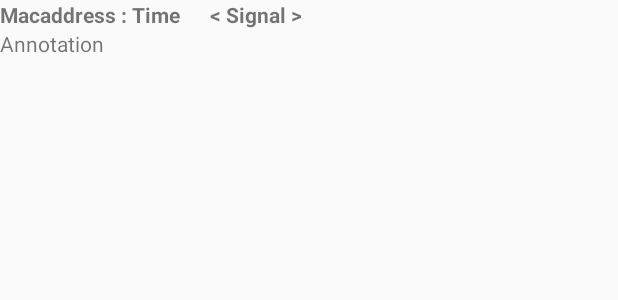
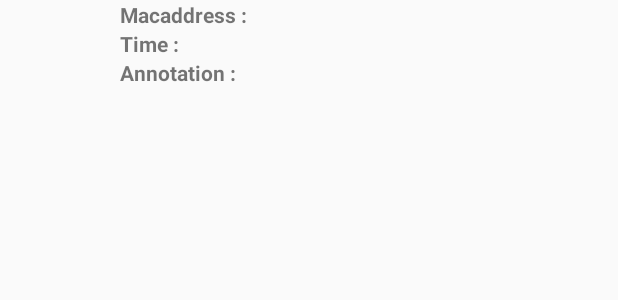
Before and after one commit to MaxliGhTz002/Rescue-Team, an Android app: the layout victim_list.xml on its own in the app's theme, with its tools: preview values and no code run, on a phone screen of 412 x 824 dp. Shown: the top 300 px of the screen. Run offline under Robolectric (Android 15) with nearby library versions, the phone set to English and light mode, and no system bars.

Commit message:
no message

```diff
--- a/app/src/main/AndroidManifest.xml
+++ b/app/src/main/AndroidManifest.xml
@@ -7,7 +7,6 @@
     <uses-permission android:name="android.permission.CHANGE_WIFI_STATE" />
     <uses-permission android:name="android.permission.ACCESS_WIFI_STATE" />
     <uses-permission android:name="android.permission.CHANGE_NETWORK_STATE" />
-    <uses-permission android:name="android.permission.ACCESS_NETWORK_STATE" />
     <uses-permission android:name="android.permission.WRITE_EXTERNAL_STORAGE" />
     <uses-permission android:name="android.permission.READ_EXTERNAL_STORAGE" />
 
--- a/app/src/main/java/lab/kultida/rescueteam/PlaceholderFragment_SendAlarmSignal.java
+++ b/app/src/main/java/lab/kultida/rescueteam/PlaceholderFragment_SendAlarmSignal.java
@@ -80,7 +80,7 @@ public class PlaceholderFragment_SendAlarmSignal extends PlaceholderFragment_Pro
         @Override
         protected void onPostExecute(String result) {
             Log.d("sending broadcast", "finished");
-            textView_Output.append("Send Alarm Signal " + result + "\n");
+            textView_Output.append(activity.time.format(activity.calendar.getTime()) + "  " + activity.date.format(activity.calendar.getTime()) + "  Send Alarm Signal " + result + "\n");
         }
     }
 }
--- a/app/src/main/java/lab/kultida/utility/TCP_Unicast_Send.java
+++ b/app/src/main/java/lab/kultida/utility/TCP_Unicast_Send.java
@@ -36,7 +36,7 @@ public class TCP_Unicast_Send extends AsyncTask<String, Void, String> {
             JSONObject data_frame = new JSONObject(arg0[0]);
             Log.d(log_Head + " - doInBackground","data_frame : " + data_frame);
             InetAddress serverIP = InetAddress.getByName(data_frame.getString("serverIP"));
-            int serverPort = Integer.parseInt(data_frame.getString("serverPort_CheckHotspotInformation"));
+            int serverPort = Integer.parseInt(data_frame.getString("serverPort"));
             String data = data_frame.getJSONObject("data").toString();
             Log.d(log_Head + " - doInBackground","serverIP : " + data_frame.getString("serverIP"));
             Log.d(log_Head + " - doInBackground","serverPort : " + serverPort);
--- a/app/src/main/res/layout/fragment_home.xml
+++ b/app/src/main/res/layout/fragment_home.xml
@@ -51,8 +51,6 @@
             android:layout_height="wrap_content"
             android:layout_alignParentLeft="true"
             android:layout_alignParentRight="true"
-            android:overScrollFooter="@android:color/holo_blue_bright"
-            android:overScrollHeader="@android:color/holo_blue_bright"
             android:layout_gravity="bottom"
             android:scrollingCache="true"
             android:stackFromBottom="true"
--- a/app/src/main/res/layout/victim_list.xml
+++ b/app/src/main/res/layout/victim_list.xml
@@ -1,21 +1,78 @@
 <?xml version="1.0" encoding="utf-8"?>
 <LinearLayout xmlns:android="http://schemas.android.com/apk/res/android"
+    android:orientation="horizontal"
+    android:layout_width="match_parent"
+    android:layout_height="wrap_content"
+    >
+
+    <TextView
+        android:layout_height="50dp"
+        android:layout_width="50dp"
+        android:id="@+id/textView_Signal"
+        android:layout_gravity="center"
+        android:layout_marginLeft="20dp"
+        android:layout_marginRight="10dp" />
+
+    <LinearLayout
     android:orientation="vertical"
     android:layout_width="match_parent"
     android:layout_height="wrap_content"
     android:id="@+id/linearLayout_Main">
 
-    <TextView
-        android:id="@+id/textView_Head"
-        android:text="Macaddress : Time      &lt; Signal >"
+    <LinearLayout
+        android:orientation="horizontal"
         android:layout_width="match_parent"
-        android:layout_height="wrap_content"
-        android:textStyle="bold"/>
+        android:layout_height="wrap_content">
 
-    <TextView
-        android:id="@+id/textView_Annotation"
-        android:text="Annotation"
+        <TextView
+            android:id="@+id/textView2"
+            android:text="Macaddress : "
+            android:layout_width="wrap_content"
+            android:layout_height="wrap_content"
+            android:textStyle="bold" />
+
+        <TextView
+            android:id="@+id/textView_MacAddress"
+            android:layout_width="match_parent"
+            android:layout_height="wrap_content" />
+    </LinearLayout>
+
+    <LinearLayout
+        android:orientation="horizontal"
         android:layout_width="match_parent"
-        android:layout_height="wrap_content" />
+        android:layout_height="wrap_content">
+
+        <TextView
+            android:id="@+id/textView_HeadTime"
+            android:text="Time : "
+            android:layout_width="wrap_content"
+            android:layout_height="wrap_content"
+            android:textStyle="bold" />
+
+        <TextView
+            android:id="@+id/textView_Time"
+            android:layout_width="match_parent"
+            android:layout_height="wrap_content" />
+    </LinearLayout>
+
+    <LinearLayout
+        android:orientation="horizontal"
+        android:layout_width="match_parent"
+        android:layout_height="wrap_content">
+
+        <TextView
+            android:id="@+id/textView_HeadAnnotation"
+            android:text="Annotation : "
+            android:layout_width="wrap_content"
+            android:layout_height="wrap_content"
+            android:textStyle="bold" />
+
+        <TextView
+            android:id="@+id/textView_Annotation"
+            android:layout_width="match_parent"
+            android:layout_height="wrap_content" />
+    </LinearLayout>
 
 </LinearLayout>
+
+    </LinearLayout>
--- a/app/src/main/res/values/strings.xml
+++ b/app/src/main/res/values/strings.xml
@@ -8,4 +8,8 @@
     <string name="navigation_drawer_open">Open navigation drawer</string>
     <string name="navigation_drawer_close">Close navigation drawer</string>
 
+    <color name="RED">#FF0000</color>
+    <color name="YELLOW">#FF0</color>
+    <color name="GREEN">#00FF00</color>
+
 </resources>
```
Also changed, not shown: app/src/main/java/lab/kultida/rescueteam/MainActivity.java (+16 -12 lines), app/src/main/java/lab/kultida/rescueteam/PlaceholderFragment_CheckHotspotInformation.java (+8 -5 lines), app/src/main/java/lab/kultida/rescueteam/PlaceholderFragment_Home.java (+26 -20 lines), app/src/main/java/lab/kultida/rescueteam/VictimListView.java (+17 -2 lines), app/src/main/res/layout/fragment_check_hotspot_information.xml (+5 -5 lines).
